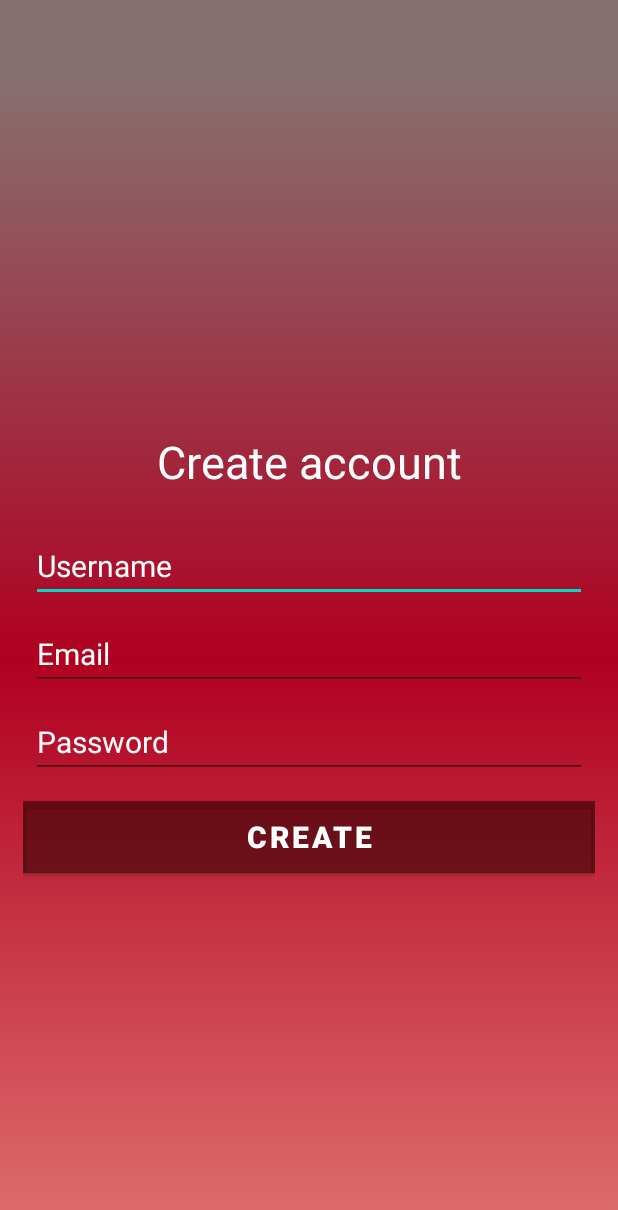
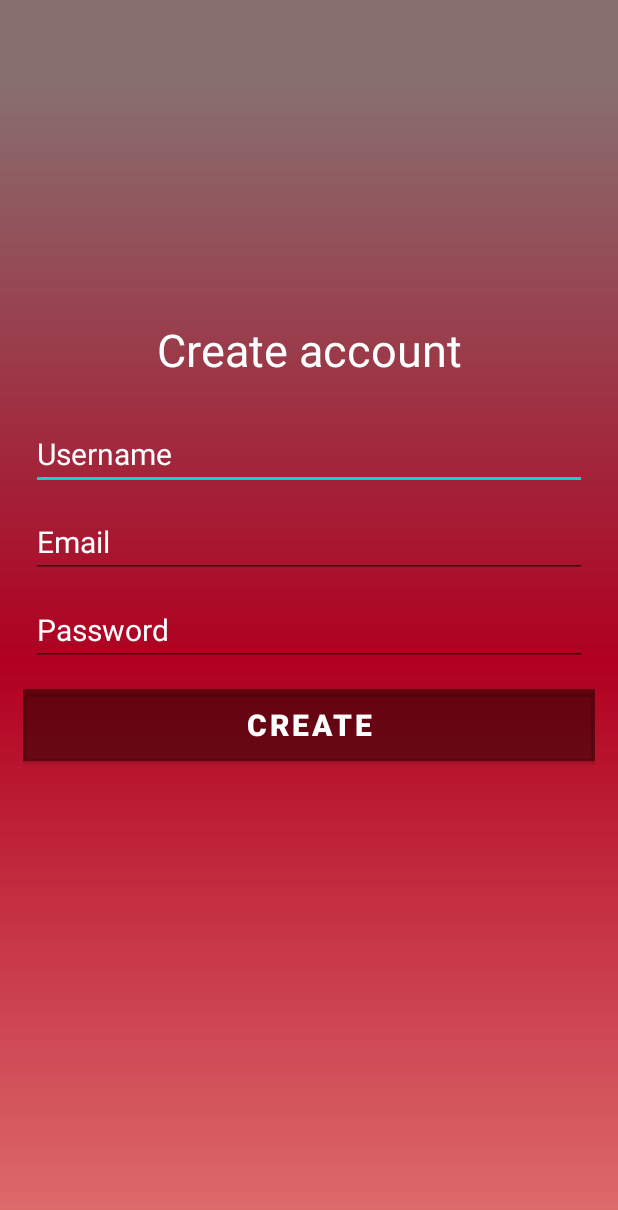
Before and after one commit to DimaMamaev/java-blog, an Android app: the RegistrationScreen screen opened directly, with no data from a screen before it, on a phone screen of 412 x 824 dp. Shown: the top 1210 px of the screen. Run offline under Robolectric (Android 15) with nearby library versions, the phone set to English and light mode, and no system bars; our stand-ins replace Firebase (no records; nobody signed in at launch, a user with empty details on screens opened directly).

```diff
--- a/app/src/main/java/com/example/blog/PostListScreen.java
+++ b/app/src/main/java/com/example/blog/PostListScreen.java
@@ -35,14 +35,14 @@ public class PostListScreen extends AppCompatActivity {
     private FirebaseAuth firebaseAuth;
     private FirebaseAuth.AuthStateListener authStateListener;
     private FirebaseUser user;
-    private FirebaseFirestore db = FirebaseFirestore.getInstance();
+    private final FirebaseFirestore db = FirebaseFirestore.getInstance();
     private StorageReference storageReference;
 
     private List<Post> postList;
     private RecyclerView recyclerView;
     private PostRecyclerAdapter postRecyclerAdapter;
 
-    private CollectionReference collectionReference = db.collection("Posts");
+    private final CollectionReference collectionReference = db.collection("Posts");
     private TextView emptyPlaceholder;
 
     @Override
--- a/app/src/main/java/com/example/blog/RegistrationScreen.java
+++ b/app/src/main/java/com/example/blog/RegistrationScreen.java
@@ -31,7 +31,6 @@ import java.util.Map;
 import Utils.BlogApi;
 
 public class RegistrationScreen extends AppCompatActivity {
-    private Button registrationBtn;
     private EditText email;
     private EditText password;
     private EditText username;
@@ -41,8 +40,8 @@ public class RegistrationScreen extends AppCompatActivity {
     private FirebaseAuth firebaseAuth;
     private FirebaseAuth.AuthStateListener authStateListener;
     private FirebaseUser currentUser;
-    private FirebaseFirestore db = FirebaseFirestore.getInstance();
-    private CollectionReference collectionReference = db.collection("Users");
+    private final FirebaseFirestore db = FirebaseFirestore.getInstance();
+    private final CollectionReference collectionReference = db.collection("Users");
 
     @Override
     protected void onCreate(Bundle savedInstanceState) {
@@ -52,7 +51,7 @@ public class RegistrationScreen extends AppCompatActivity {
 
         firebaseAuth = FirebaseAuth.getInstance();
 
-        registrationBtn = findViewById(R.id.registrationUserBtn);
+        Button registrationBtn = findViewById(R.id.registrationUserBtn);
         email = findViewById(R.id.email_registration);
         password = findViewById(R.id.password_registration);
         username = findViewById(R.id.username_acc_registration);
--- a/app/src/main/res/layout/activity_login.xml
+++ b/app/src/main/res/layout/activity_login.xml
@@ -21,6 +21,7 @@
         android:id="@+id/login_form"
         android:layout_width="match_parent"
         android:layout_height="wrap_content"
+        android:layout_marginBottom="150dp"
         >
         <TextView
             android:id="@+id/app_title_login"
@@ -40,7 +41,7 @@
             android:layout_height="wrap_content"
             android:textSize="20sp"
             android:textStyle="italic"
-            android:textColor="@color/black"
+            android:textColor="@color/white"
             android:textColorHint="@color/white"
             />
         <EditText
@@ -54,7 +55,7 @@
             android:layout_marginTop="15dp"
             android:textSize="20sp"
             android:textStyle="italic"
-            android:textColor="@color/black"
+            android:textColor="@color/white"
             android:layout_marginBottom="10dp"
             />
         <Button
--- a/app/src/main/res/layout/activity_post_list_screen.xml
+++ b/app/src/main/res/layout/activity_post_list_screen.xml
@@ -11,8 +11,8 @@
 
     <androidx.recyclerview.widget.RecyclerView
         android:id="@+id/recycleView"
-        android:layout_width="345dp"
-        android:layout_height="667dp"
+        android:layout_width="388dp"
+        android:layout_height="672dp"
         app:layout_constraintBottom_toBottomOf="parent"
         app:layout_constraintEnd_toEndOf="parent"
         app:layout_constraintStart_toStartOf="parent"
--- a/app/src/main/res/layout/activity_registration_screen.xml
+++ b/app/src/main/res/layout/activity_registration_screen.xml
@@ -20,7 +20,9 @@
         android:orientation="vertical"
         android:id="@+id/login_form_registration"
         android:layout_width="match_parent"
-        android:layout_height="wrap_content">
+        android:layout_height="wrap_content"
+        android:layout_marginBottom="150dp"
+        >
         <TextView
             android:id="@+id/app_title_login"
             android:layout_width="match_parent"
@@ -41,7 +43,7 @@
             android:maxLines="1"
             android:layout_marginBottom="10dp"
             android:textColorHint="@color/white"
-            android:textColor="@color/black"
+            android:textColor="@color/white"
             android:textSize="20sp"
             />
         <AutoCompleteTextView
@@ -54,7 +56,7 @@
             android:layout_height="wrap_content"
             android:textSize="20sp"
             android:textColorHint="@color/white"
-            android:textColor="@color/black"
+            android:textColor="@color/white"
             />
         <EditText
             android:layout_margin="5dp"
@@ -66,7 +68,7 @@
             android:hint="@string/hint_password"
             android:textSize="20sp"
             android:textColorHint="@color/white"
-            android:textColor="@color/black"
+            android:textColor="@color/white"
             />
         <Button
             android:layout_marginTop="10dp"
--- a/app/src/main/res/values/strings.xml
+++ b/app/src/main/res/values/strings.xml
@@ -1,5 +1,7 @@
 <resources>
     <string name="app_name"></string>
+    <string name="channel_name">blog_notification</string>
+    <string name="channel_description">sending_notifications_from_app</string>
     <string name="title_text">Blog App</string>
     <string name="welcome_message">Your own personal blog</string>
     <string name="authBtnText">Get started</string>
@@ -21,4 +23,6 @@
     <string name="string_empty_folder">Post list is empty, create new one by clicking add button</string>
     <string name="title_login">Enter account</string>
     <string name="title_registration">Create account</string>
+    <string name="share_btn">share_btn</string>
+    <string name="post_img">post_img</string>
 </resources>
```
Also changed, not shown: app/build.gradle (+4 -4 lines), app/src/main/java/com/example/blog/LoginScreen.java (+4 -6 lines), app/src/main/java/com/example/blog/MainActivity.java (+17 -4 lines), app/src/main/java/com/example/blog/PostScreen.java (+29 -1 lines), app/src/main/java/model/Post.java (+4 -4 lines), app/src/main/res/layout/post_row.xml (+15 -10 lines), app/src/main/res/drawable/notification_icon.png (added), 1 other file.
